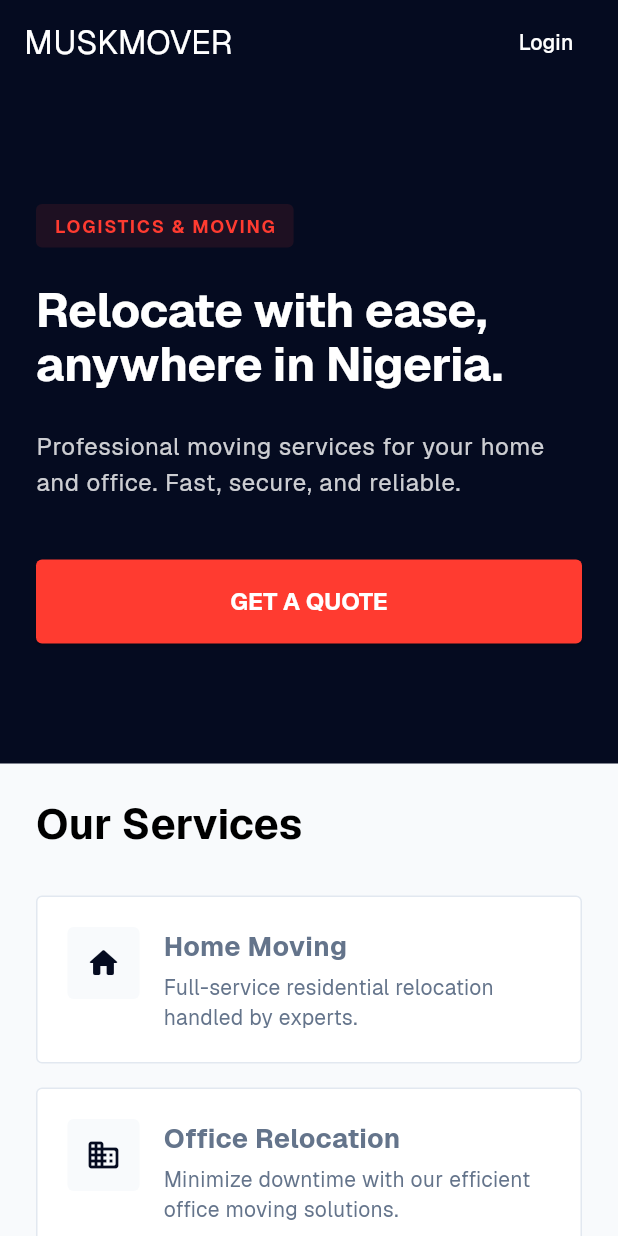
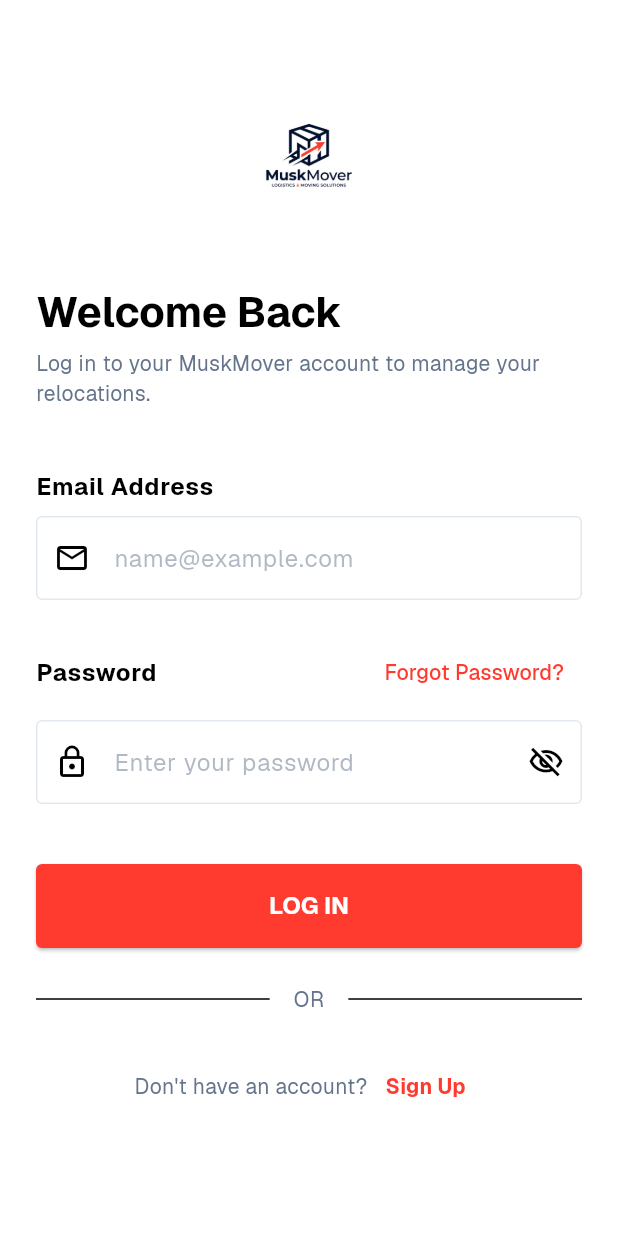
Before and after one commit to HelixgadeTechnologies/musk-mobile, a Flutter app: the screen it shows after launch, on a phone screen of 412 x 824 dp. Run offline on Flutter 3.47's test engine with Material 3 defaults, Android fonts, the phone set to English and light mode, and no system bars; our stand-ins replace google_fonts.

Commit message:
Added splash screen with logo and premium login page

```diff
--- a/lib/main.dart
+++ b/lib/main.dart
@@ -1,5 +1,6 @@
 import 'package:flutter/material.dart';
 import 'package:musk_mover/app_theme.dart';
+import 'package:musk_mover/screens/splash_screen.dart';
 
 void main() {
   runApp(const MuskMoverApp());
@@ -14,7 +15,7 @@ class MuskMoverApp extends StatelessWidget {
       title: 'MuskMover',
       debugShowCheckedModeBanner: false,
       theme: AppTheme.lightTheme,
-      home: const HomePage(),
+      home: const SplashScreen(),
     );
   }
 }
--- /dev/null
+++ b/lib/screens/login_screen.dart
@@ -0,0 +1,130 @@
+import 'package:flutter/material.dart';
+import 'package:musk_mover/app_theme.dart';
+import 'package:musk_mover/main.dart'; // To navigate to HomePage
+
+class LoginScreen extends StatefulWidget {
+  const LoginScreen({super.key});
+
+  @override
+  State<LoginScreen> createState() => _LoginScreenState();
+}
+
+class _LoginScreenState extends State<LoginScreen> {
+  final _emailController = TextEditingController();
+  final _passwordController = TextEditingController();
+  bool _obscurePassword = true;
+
+  @override
+  Widget build(BuildContext context) {
+    final textTheme = Theme.of(context).textTheme;
+
+    return Scaffold(
+      backgroundColor: Colors.white,
+      body: SafeArea(
+        child: SingleChildScrollView(
+          padding: const EdgeInsets.all(24.0),
+          child: Column(
+            crossAxisAlignment: CrossAxisAlignment.start,
+            children: [
+              const SizedBox(height: 40),
+              Center(
+                child: Image.asset(
+                  'assets/images/logo.png',
+                  height: 80,
+                ),
+              ),
+              const SizedBox(height: 48),
+              Text(
+                'Welcome Back',
+                style: textTheme.displayMedium,
+              ),
+              const SizedBox(height: 8),
+              Text(
+                'Log in to your MuskMover account to manage your relocations.',
+                style: textTheme.bodyMedium,
+              ),
+              const SizedBox(height: 40),
+
+              // Email Field
+              Text('Email Address', style: textTheme.bodyLarge?.copyWith(fontWeight: FontWeight.bold)),
+              const SizedBox(height: 8),
+              TextField(
+                controller: _emailController,
+                keyboardType: TextInputType.emailAddress,
+                decoration: const InputDecoration(
+                  hintText: 'name@example.com',
+                  prefixIcon: Icon(Icons.email_outlined),
+                ),
+              ),
+              const SizedBox(height: 24),
+
+              // Password Field
+              Row(
+                mainAxisAlignment: MainAxisAlignment.spaceBetween,
+                children: [
+                  Text('Password', style: textTheme.bodyLarge?.copyWith(fontWeight: FontWeight.bold)),
+                  TextButton(
+                    onPressed: () {},
+                    child: const Text('Forgot Password?', style: TextStyle(color: AppTheme.secondaryColor)),
+                  ),
+                ],
+              ),
+              const SizedBox(height: 8),
+              TextField(
+                controller: _passwordController,
+                obscureText: _obscurePassword,
+                decoration: InputDecoration(
+                  hintText: 'Enter your password',
+                  prefixIcon: const Icon(Icons.lock_outline),
+                  suffixIcon: IconButton(
+                    icon: Icon(_obscurePassword ? Icons.visibility_off_outlined : Icons.visibility_outlined),
+                    onPressed: () => setState(() => _obscurePassword = !_obscurePassword),
+                  ),
+                ),
+              ),
+              const SizedBox(height: 40),
+
+              // Login Button
+              ElevatedButton(
+                onPressed: () {
+                  // Navigate to Home for demo
+                  Navigator.of(context).pushReplacement(
+                    MaterialPageRoute(builder: (context) => const HomePage()),
+                  );
+                },
+                child: const Text('LOG IN'),
+              ),
+              const SizedBox(height: 24),
+
+              // Social Login or Sign Up
+              Row(
+                children: [
+                  const Expanded(child: Divider()),
+                  Padding(
+                    padding: const EdgeInsets.symmetric(horizontal: 16),
+                    child: Text('OR', style: textTheme.bodyMedium),
+                  ),
+                  const Expanded(child: Divider()),
+                ],
+              ),
+              const SizedBox(height: 24),
+
+              Center(
+                child: Row(
+                  mainAxisAlignment: MainAxisAlignment.center,
+                  children: [
+                    const Text("Don't have an account?"),
+                    TextButton(
+                      onPressed: () {},
+                      child: const Text('Sign Up', style: TextStyle(color: AppTheme.secondaryColor, fontWeight: FontWeight.bold)),
+                    ),
+                  ],
+                ),
+              ),
+            ],
+          ),
+        ),
+      ),
+    );
+  }
+}
--- a/pubspec.yaml
+++ b/pubspec.yaml
@@ -59,8 +59,8 @@ flutter:
   uses-material-design: true
 
   # To add assets to your application, add an assets section, like this:
-  # assets:
-  #   - images/a_dot_burr.jpeg
+  assets:
+    - assets/images/
   #   - images/a_dot_ham.jpeg
 
   # An image asset can refer to one or more resolution-specific "variants", see
```
Also changed, not shown: lib/screens/splash_screen.dart (added, +77 -0 lines), assets/images/logo.png (added).
